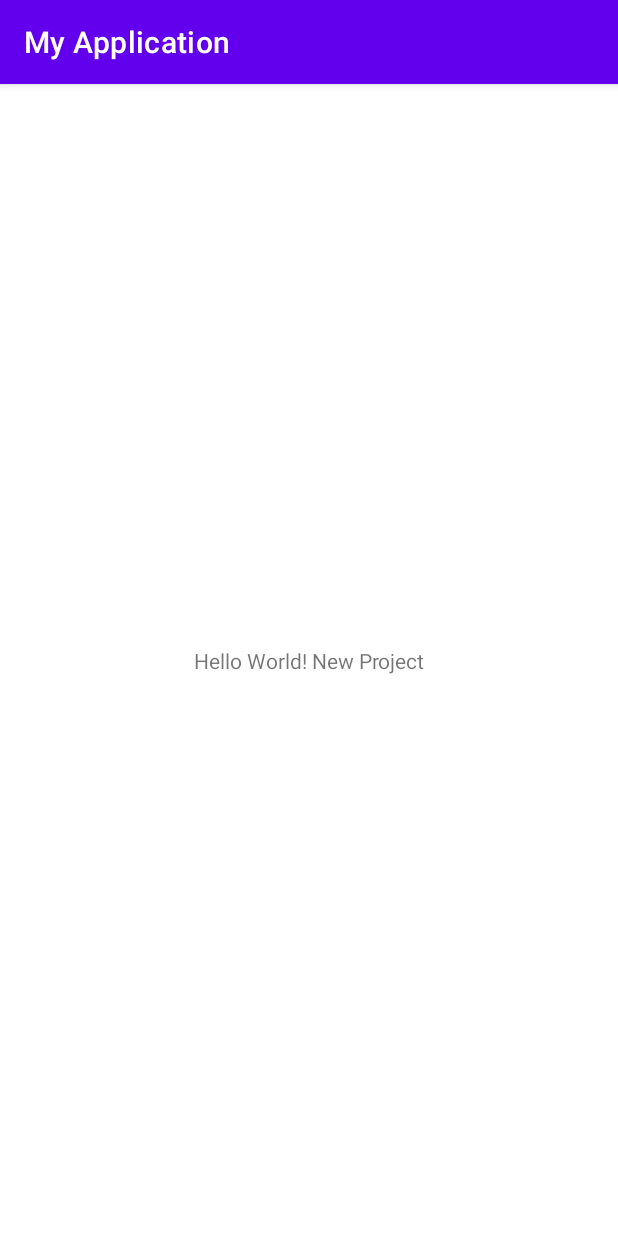
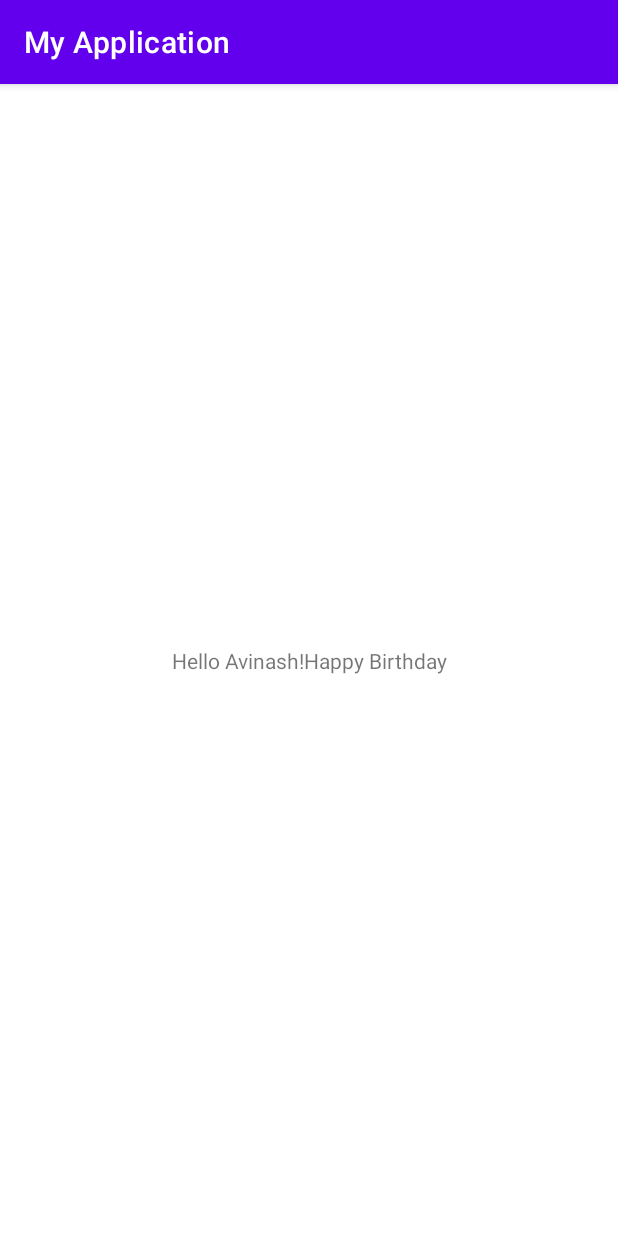
Before and after one commit to vishalpgdev/GL1HelloWorldNew, an Android app: the screen it shows after launch (MainActivity), on a phone screen of 412 x 824 dp. Run offline under Robolectric (Android 15) with nearby library versions, the phone set to English and light mode, and no system bars.

Commit message:
new string added.

```diff
--- a/app/src/main/res/values/strings.xml
+++ b/app/src/main/res/values/strings.xml
@@ -1,4 +1,4 @@
 <resources>
     <string name="app_name">My Application</string>
-    <string name="hello_world_new_project">Hello World! New Project</string>
+    <string name="hello_world_new_project">Hello Avinash!Happy Birthday</string>
 </resources>
```
